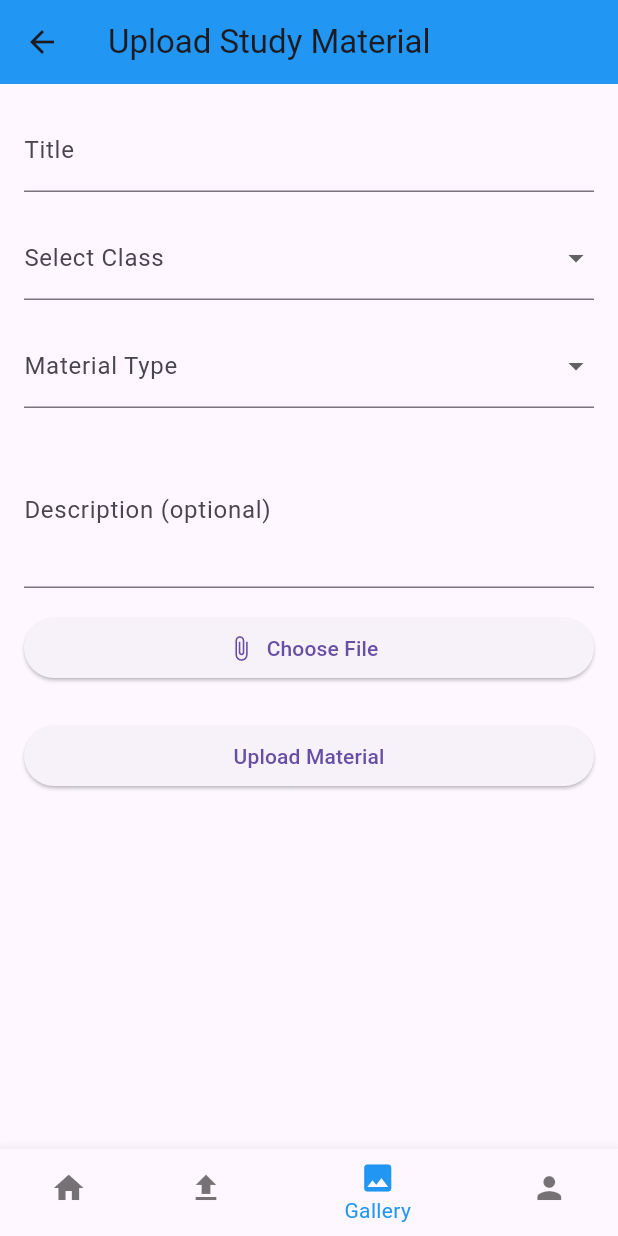
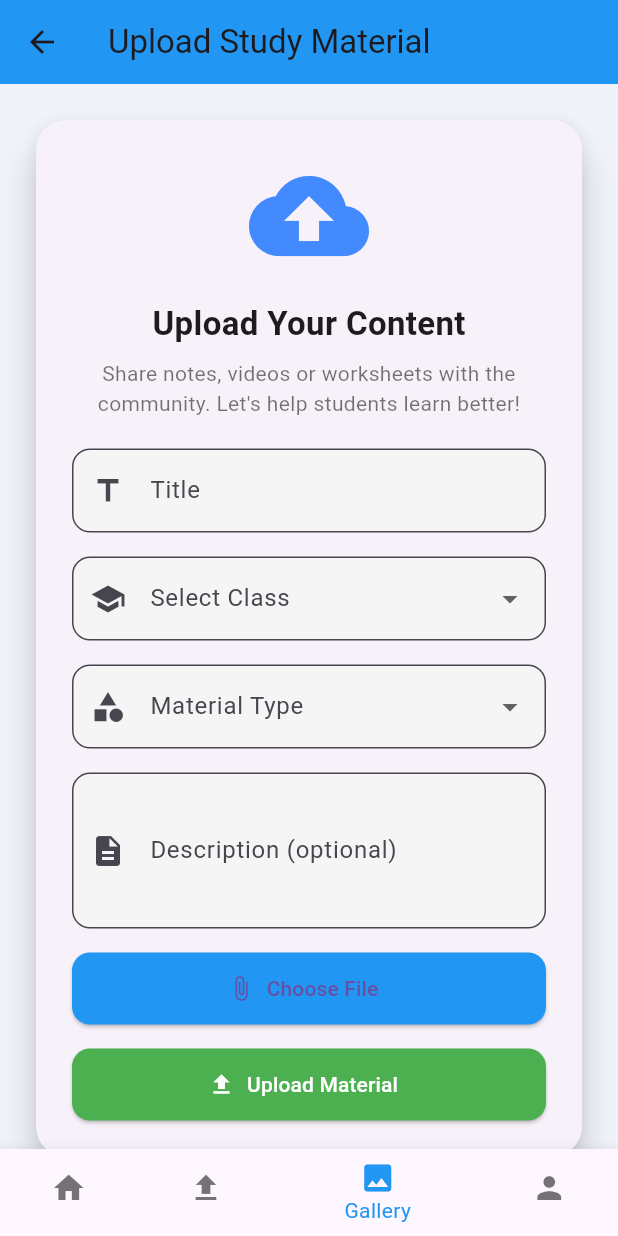
Before and after one commit to Kthombare2005/The-Learning-Nest, a Flutter app: the UploadPage screen opened directly, item 3 of the bottom bar chosen, on a phone screen of 412 x 824 dp. Run offline on Flutter 3.47's test engine with Material 3 defaults, Android fonts, the light colour scheme and no system bars; our stand-ins replace cloud_firestore, dropdown_button2, firebase_auth, firebase_core, firebase_storage, fl_chart and 1 more; missing offline and left inert: file_selector; accounts and stored records are empty.

Commit message:
Improved UI for upload page

```diff
--- a/lib/pages/upload_page.dart
+++ b/lib/pages/upload_page.dart
@@ -17,6 +17,7 @@ class _UploadPageState extends State<UploadPage> {
   String? selectedClass;
   String? selectedType;
   XFile? selectedFile;
+  bool isUploading = false;
 
   final titleController = TextEditingController();
   final descController = TextEditingController();
@@ -26,9 +27,34 @@ class _UploadPageState extends State<UploadPage> {
 
   int _selectedIndex = 1;
 
+  List<String> getAllowedExtensions() {
+    if (selectedType == "Video Lecture") {
+      return ['mp4', 'avi', 'mov', 'mkv'];
+    } else if (selectedType == "Worksheet" || selectedType == "Notes") {
+      return ['pdf', 'docx', 'pptx', 'ppt', 'doc'];
+    }
+    return [];
+  }
+
   @override
   Widget build(BuildContext context) {
+    if (isUploading) {
+      return const Scaffold(
+        body: Center(
+          child: Column(
+            mainAxisAlignment: MainAxisAlignment.center,
+            children: [
+              CircularProgressIndicator(),
+              SizedBox(height: 16),
+              Text("Uploading file...", style: TextStyle(fontSize: 16)),
+            ],
+          ),
+        ),
+      );
+    }
+
     return Scaffold(
+      backgroundColor: const Color(0xFFF1F3FA),
       appBar: AppBar(
         title: const Text("Upload Study Material"),
         backgroundColor: Colors.blue,
@@ -37,55 +63,82 @@ class _UploadPageState extends State<UploadPage> {
           onPressed: () => Navigator.pushReplacementNamed(context, '/contributor-dashboard'),
         ),
       ),
-      body: Padding(
-        padding: const EdgeInsets.all(16),
-        child: Form(
+      body: Center(
+        child: SingleChildScrollView(
+          padding: const EdgeInsets.all(20),
+          child: Card(
+            elevation: 10,
+            shape: RoundedRectangleBorder(borderRadius: BorderRadius.circular(20)),
+            child: Padding(
+              padding: const EdgeInsets.all(24),
+              child: Column(
+                mainAxisSize: MainAxisSize.min,
+                children: [
+                  const Icon(Icons.cloud_upload, size: 80, color: Colors.blueAccent),
+                  const SizedBox(height: 16),
+                  const Text(
+                    "Upload Your Content",
+                    style: TextStyle(fontSize: 22, fontWeight: FontWeight.bold),
+                  ),
+                  const SizedBox(height: 8),
+                  const Text(
+                    "Share notes, videos or worksheets with the community. Let's help students learn better!",
+                    textAlign: TextAlign.center,
+                    style: TextStyle(fontSize: 14, color: Colors.black54),
+                  ),
+                  const SizedBox(height: 20),
+                  Form(
                     key: _formKey,
-          child: ListView(
+                    child: Column(
                       children: [
-              TextFormField(
-                controller: titleController,
-                decoration: const InputDecoration(labelText: "Title"),
-                validator: (value) => value!.isEmpty ? "Please enter a title" : null,
-              ),
+                        _buildInput(Icons.title, "Title", controller: titleController),
                         const SizedBox(height: 16),
-              DropdownButtonFormField<String>(
-                value: selectedClass,
-                decoration: const InputDecoration(labelText: "Select Class"),
-                items: classOptions
-                    .map((cls) => DropdownMenuItem(value: cls, child: Text(cls)))
-                    .toList(),
-                onChanged: (val) => setState(() => selectedClass = val),
-                validator: (value) => value == null ? "Please select a class" : null,
-              ),
+                        _buildDropdown(Icons.school, "Select Class", selectedClass, classOptions,
+                                (val) => setState(() => selectedClass = val)),
                         const SizedBox(height: 16),
-              DropdownButtonFormField<String>(
-                value: selectedType,
-                decoration: const InputDecoration(labelText: "Material Type"),
-                items: typeOptions
-                    .map((type) => DropdownMenuItem(value: type, child: Text(type)))
-                    .toList(),
-                onChanged: (val) => setState(() => selectedType = val),
-                validator: (value) => value == null ? "Please select a type" : null,
-              ),
+                        _buildDropdown(Icons.category, "Material Type", selectedType, typeOptions,
+                                (val) {
+                              setState(() {
+                                selectedType = val;
+                                selectedFile = null;
+                              });
+                            }),
                         const SizedBox(height: 16),
-              TextFormField(
-                controller: descController,
-                maxLines: 3,
-                decoration: const InputDecoration(labelText: "Description (optional)"),
-              ),
+                        _buildInput(Icons.description, "Description (optional)",
+                            controller: descController, maxLines: 3),
                         const SizedBox(height: 16),
                         ElevatedButton.icon(
                           onPressed: _pickFile,
                           icon: const Icon(Icons.attach_file),
                           label: Text(selectedFile != null ? selectedFile!.name : "Choose File"),
+                          style: ElevatedButton.styleFrom(
+                            backgroundColor: Colors.blue,
+                            minimumSize: const Size.fromHeight(48),
+                            shape: RoundedRectangleBorder(
+                              borderRadius: BorderRadius.circular(12),
                             ),
-              const SizedBox(height: 24),
-              ElevatedButton(
+                          ),
+                        ),
+                        const SizedBox(height: 16),
+                        ElevatedButton.icon(
                           onPressed: _submitUpload,
-                child: const Text("Upload Material"),
+                          icon: const Icon(Icons.upload),
+                          label: const Text("Upload Material"),
+                          style: ElevatedButton.styleFrom(
+                            backgroundColor: Colors.green,
+                            foregroundColor: Colors.white,
+                            minimumSize: const Size.fromHeight(48),
+                            shape: RoundedRectangleBorder(
+                              borderRadius: BorderRadius.circular(12),
+                            ),
+                          ),
                         ),
                       ],
+                    ),
+                  ),
+                ],
+              ),
+            ),
           ),
         ),
       ),
@@ -114,11 +167,54 @@ class _UploadPageState extends State<UploadPage> {
     );
   }
 
+  Widget _buildInput(IconData icon, String label,
+      {required TextEditingController controller, int maxLines = 1}) {
+    return TextFormField(
+      controller: controller,
+      maxLines: maxLines,
+      validator: (value) => (value == null || value.trim().isEmpty)
+          ? "Please enter $label".replaceAll(" (optional)", "")
+          : null,
+      decoration: InputDecoration(
+        prefixIcon: Icon(icon),
+        labelText: label,
+        filled: true,
+        fillColor: Colors.grey[100],
+        border: OutlineInputBorder(borderRadius: BorderRadius.circular(12)),
+      ),
+    );
+  }
+
+  Widget _buildDropdown(IconData icon, String label, String? value, List<String> items,
+      void Function(String?) onChanged) {
+    return DropdownButtonFormField<String>(
+      value: value,
+      decoration: InputDecoration(
+        prefixIcon: Icon(icon),
+        labelText: label,
+        filled: true,
+        fillColor: Colors.grey[100],
+        border: OutlineInputBorder(borderRadius: BorderRadius.circular(12)),
+      ),
+      items: items.map((item) => DropdownMenuItem(value: item, child: Text(item))).toList(),
+      onChanged: onChanged,
+      validator: (val) => val == null ? "Please select $label" : null,
+    );
+  }
+
   Future<void> _pickFile() async {
+    if (selectedType == null) {
+      ScaffoldMessenger.of(context).showSnackBar(
+        const SnackBar(content: Text("Please select Material Type first")),
+      );
+      return;
+    }
+
     final typeGroup = XTypeGroup(
-      label: 'any',
-      extensions: ['pdf', 'docx', 'mp4', 'jpg', 'png', 'txt'],
+      label: 'custom',
+      extensions: getAllowedExtensions(),
     );
+
     final picked = await openFile(acceptedTypeGroups: [typeGroup]);
     if (picked != null) {
       setState(() {
@@ -128,10 +224,18 @@ class _UploadPageState extends State<UploadPage> {
   }
 
   void _submitUpload() async {
-    if (_formKey.currentState!.validate() && selectedFile != null) {
+    if (_formKey.currentState!.validate()) {
+      if (selectedType == null || selectedFile == null) {
         ScaffoldMessenger.of(context).showSnackBar(
-        const SnackBar(content: Text("Uploading...")),
+          const SnackBar(content: Text("Please choose a valid file after selecting material type")),
         );
+        return;
+      }
+
+      setState(() {
+        isUploading = true;
+      });
+
       try {
         final uid = FirebaseAuth.instance.currentUser?.uid;
         final filename = const Uuid().v4() + "_" + selectedFile!.name;
@@ -153,26 +257,27 @@ class _UploadPageState extends State<UploadPage> {
           'timestamp': FieldValue.serverTimestamp(),
         });
 
-        ScaffoldMessenger.of(context).showSnackBar(
-          const SnackBar(content: Text("Upload successful!")),
-        );
-
         setState(() {
           selectedFile = null;
           titleController.clear();
           descController.clear();
           selectedClass = null;
           selectedType = null;
+          isUploading = false;
         });
+
+        ScaffoldMessenger.of(context).showSnackBar(
+          const SnackBar(content: Text("Upload successful!")),
+        );
       } catch (e) {
+        setState(() {
+          isUploading = false;
+        });
+
         ScaffoldMessenger.of(context).showSnackBar(
           SnackBar(content: Text("Upload failed: $e")),
         );
       }
-    } else if (selectedFile == null) {
-      ScaffoldMessenger.of(context).showSnackBar(
-        const SnackBar(content: Text("Please select a file")),
-      );
     }
   }
 }
--- a/pubspec.yaml
+++ b/pubspec.yaml
@@ -33,3 +33,4 @@ flutter:
   uses-material-design: true
   assets:
     - .env
+    - assets/lottie/upload.jpg
```
Also changed, not shown: assets/lottie/upload.jpg (added). Lines whose indentation alone changed are shown as unchanged.
